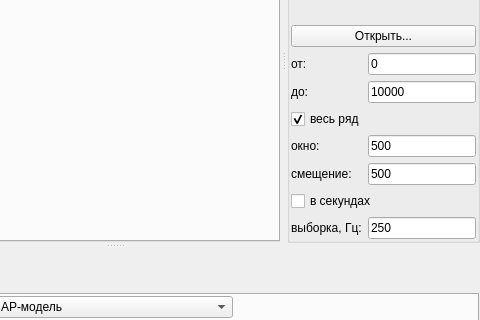
The window that src/mainwindow.ui (zOrg1331/qznonstat) describes before a commit, drawn with Qt 5; both pictures show x 251 to 731 and y 141 to 461 of the 731 by 608 pixel window.
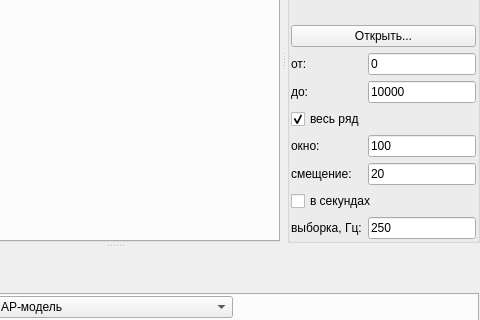
The same window after the commit.

Diff of the .ui file:
```diff
--- a/src/mainwindow.ui
+++ b/src/mainwindow.ui
@@ -149,7 +149,7 @@
         <item row="6" column="1">
          <widget class="QLineEdit" name="dataWindowEdit">
           <property name="text">
-           <string>500</string>
+           <string>100</string>
           </property>
          </widget>
         </item>
@@ -163,7 +163,7 @@
         <item row="7" column="1">
          <widget class="QLineEdit" name="dataStepEdit">
           <property name="text">
-           <string>500</string>
+           <string>20</string>
           </property>
          </widget>
         </item>
```
Left out of the diff: 2 changed lines with no effect on the pictures.
